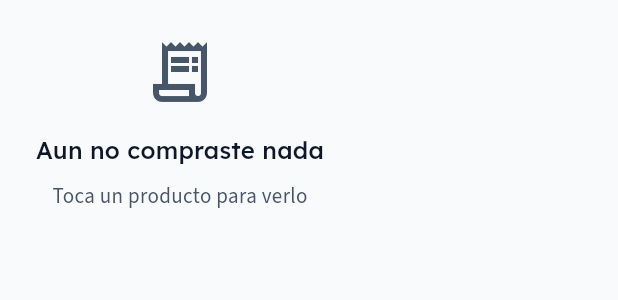
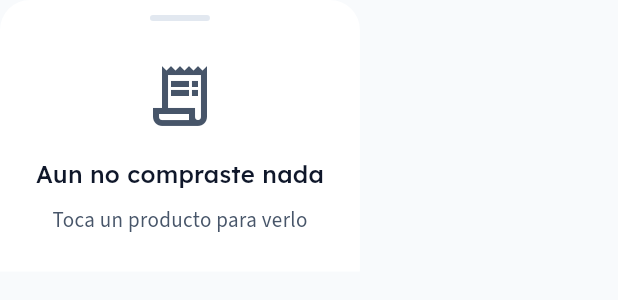
Before and after one commit to StevenCadilloS/Sistema-Inteligente-Ventas, a Flutter app: the ComprasRealizadas widget shown alone on an empty page, opened directly with empty values, on a phone screen of 412 x 824 dp. Shown: the top 300 px of the screen. Run offline on Flutter 3.47's test engine with Material 3 defaults, Android fonts, the phone set to English and light mode, and no system bars; our stand-ins replace google_fonts, open_filex, supabase_flutter; accounts and stored records are empty; project files that could hold a hidden picture were left out.

Commit message:
Da fondo propio a la hoja del carrito
Se abre con backgroundColor transparente para que las esquinas redondeadas
no queden recortadas por un rectangulo detras, pero el widget tampoco
pintaba ninguno: las compras se veian flotando sobre la tienda. Ahora pinta
su propia superficie, con esquinas redondeadas y asa.

Co-Authored-By: Claude Opus 5 <noreply@anthropic.com>

```diff
--- a/lib/ui/widgets/compras_realizadas.dart
+++ b/lib/ui/widgets/compras_realizadas.dart
@@ -17,13 +17,48 @@ class ComprasRealizadas extends StatelessWidget {
 
   final List<CompraRealizada> compras;
 
+  /// Envuelve el contenido en la superficie de la hoja.
+  ///
+  /// El widget pinta su propio fondo en vez de confiar en el de
+  /// showModalBottomSheet: alli se abre con fondo transparente para que las
+  /// esquinas redondeadas no queden recortadas por un rectangulo detras, y
+  /// sin esto el contenido se veia flotando sobre la tienda.
+  Widget _hoja(BuildContext context, Widget contenido) {
+    return Container(
+      decoration: BoxDecoration(
+        color: Theme.of(context).colorScheme.surface,
+        borderRadius: const BorderRadius.vertical(top: Radius.circular(20)),
+      ),
+      clipBehavior: Clip.antiAlias,
+      child: SafeArea(
+        top: false,
+        child: Column(
+          mainAxisSize: MainAxisSize.min,
+          children: [
+            Container(
+              width: 40,
+              height: 4,
+              margin: const EdgeInsets.only(top: 10, bottom: 2),
+              decoration: BoxDecoration(
+                color: AppTheme.border,
+                borderRadius: BorderRadius.circular(2),
+              ),
+            ),
+            Flexible(child: contenido),
+          ],
+        ),
+      ),
+    );
+  }
+
   @override
   Widget build(BuildContext context) {
     final textTheme = Theme.of(context).textTheme;
 
     if (compras.isEmpty) {
-      return SafeArea(
-        child: Padding(
+      return _hoja(
+        context,
+        Padding(
           padding: const EdgeInsets.all(24),
           child: Column(
             mainAxisSize: MainAxisSize.min,
@@ -47,8 +82,9 @@ class ComprasRealizadas extends StatelessWidget {
 
     final total = compras.fold<int>(0, (suma, c) => suma + c.pagadoCentavos);
 
-    return SafeArea(
-      child: Padding(
+    return _hoja(
+      context,
+      Padding(
         padding: const EdgeInsets.fromLTRB(24, 8, 24, 24),
         child: Column(
           mainAxisSize: MainAxisSize.min,
```
